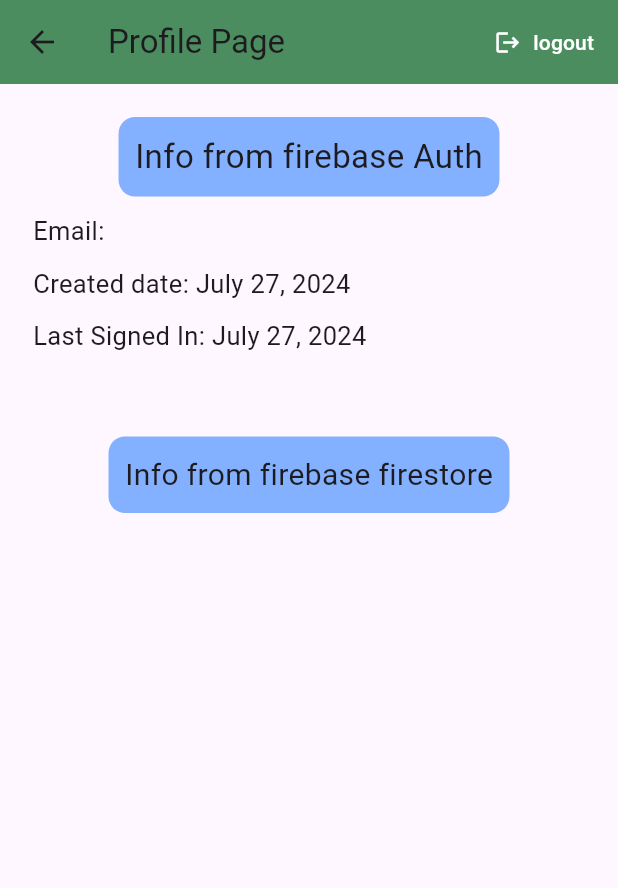
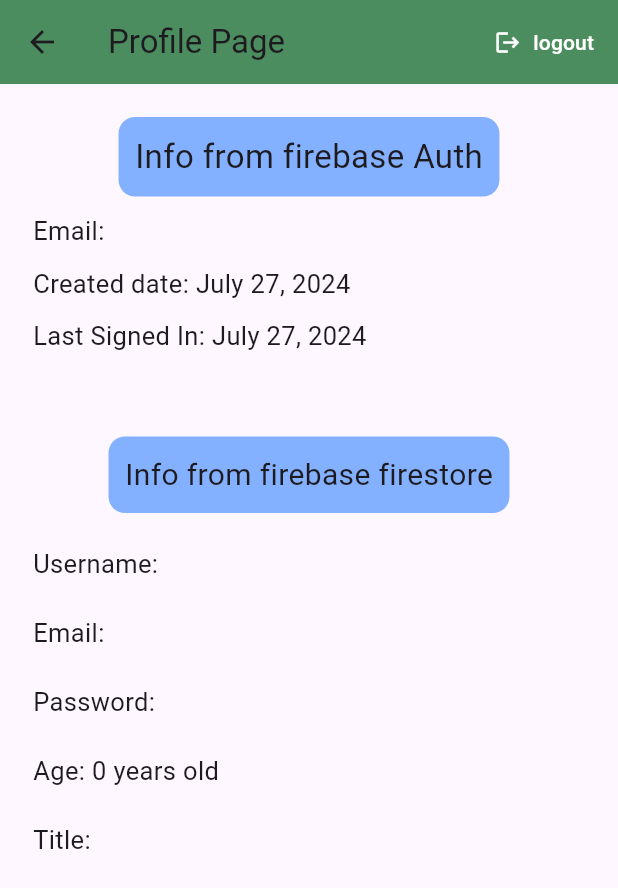
Before and after one commit to sherifshouaib/flower_app, a Flutter app: the screen it shows once a user with an empty profile is signed in, in the side drawer, after a tap on "Profile Page", on a phone screen of 412 x 824 dp. Shown: the top 888 px of the screen. Run offline on Flutter 3.47's test engine with Material 3 defaults, Android fonts, the phone set to English and light mode, and no system bars; our stand-ins replace cloud_firestore, firebase_auth, firebase_core, flutter_svg, google_sign_in; accounts and stored records are empty.

Commit message:
get_data_from_firestore

```diff
--- a/lib/pages/profile_page.dart
+++ b/lib/pages/profile_page.dart
@@ -1,4 +1,5 @@
 import 'package:e_commerce_app/widgets/colors.dart';
+import 'package:e_commerce_app/widgets/data_from_firestore.dart';
 import 'package:firebase_auth/firebase_auth.dart';
 import 'package:flutter/material.dart';
 import 'package:intl/intl.dart';
@@ -107,6 +108,11 @@ class _ProfilePageState extends State<ProfilePage> {
                 ),
               ),
             ),
+
+
+            GetDataFromFirestore(
+              documentId: credential!.uid,
+            ),
           ],
         ),
       ),
--- /dev/null
+++ b/lib/widgets/data_from_firestore.dart
@@ -0,0 +1,75 @@
+import 'package:cloud_firestore/cloud_firestore.dart';
+import 'package:flutter/material.dart';
+
+class GetDataFromFirestore extends StatelessWidget {
+  final String documentId;
+
+  const GetDataFromFirestore({super.key, required this.documentId});
+
+  @override
+  Widget build(BuildContext context) {
+    CollectionReference users =
+        FirebaseFirestore.instance.collection('userSSS');
+
+    return FutureBuilder<DocumentSnapshot>(
+      future: users.doc(documentId).get(),
+      builder:
+          (BuildContext context, AsyncSnapshot<DocumentSnapshot> snapshot) {
+        if (snapshot.hasError) {
+          return Text("Something went wrong");
+        }
+
+        if (snapshot.hasData && !snapshot.data!.exists) {
+          return Text("Document does not exist");
+        }
+
+        if (snapshot.connectionState == ConnectionState.done) {
+          Map<String, dynamic> data =
+              snapshot.data!.data() as Map<String, dynamic>;
+          return Column(
+            crossAxisAlignment: CrossAxisAlignment.start,
+            children: [
+              SizedBox(
+                height: 22,
+              ),
+              Text(
+                "Username: ${data['username']}",
+                style: TextStyle(fontSize: 17),
+              ),
+              SizedBox(
+                height: 22,
+              ),
+              Text(
+                "Email: ${data['email']}",
+                style: TextStyle(fontSize: 17),
+              ),
+              SizedBox(
+                height: 22,
+              ),
+              Text(
+                "Password: ${data['pass']}",
+                style: TextStyle(fontSize: 17),
+              ),
+              SizedBox(
+                height: 22,
+              ),
+              Text(
+                "Age: ${data['age']} years old",
+                style: TextStyle(fontSize: 17),
+              ),
+              SizedBox(
+                height: 22,
+              ),
+              Text(
+                "Title: ${data['title']}",
+                style: TextStyle(fontSize: 17),
+              ),
+            ],
+          );
+        }
+
+        return Text("loading");
+      },
+    );
+  }
+}
```
